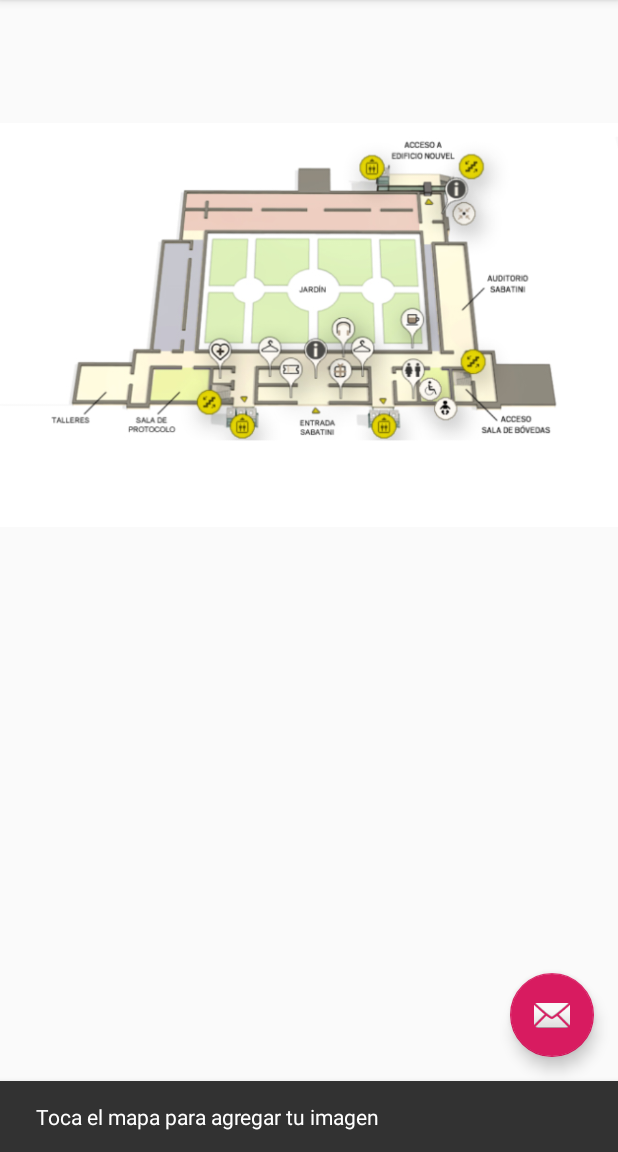
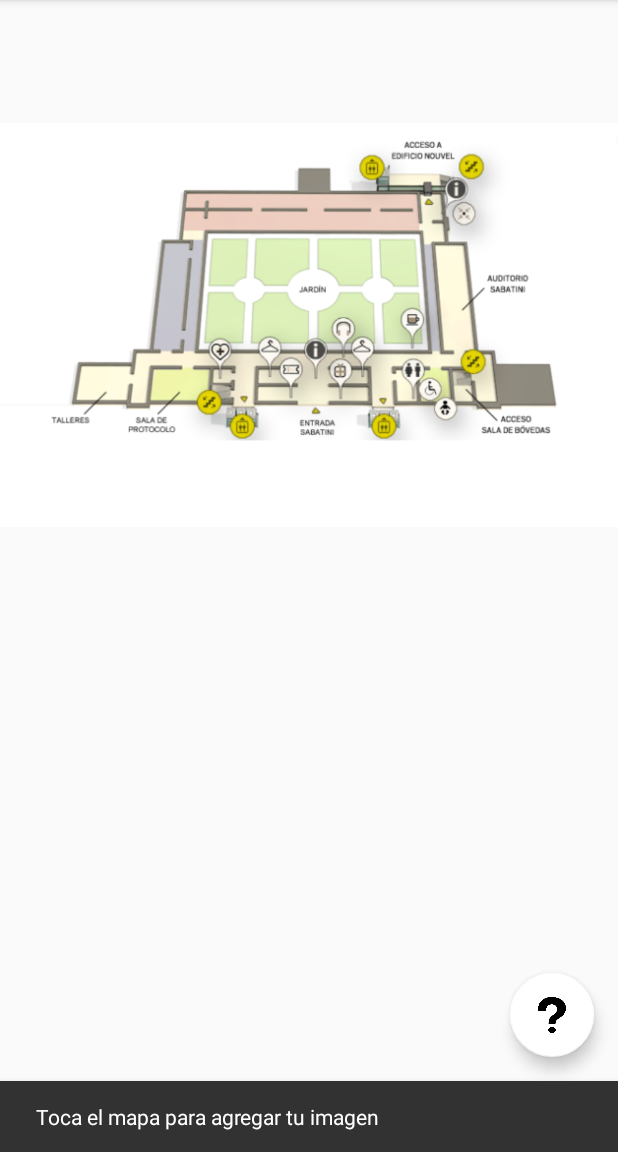
Before and after one commit to merypanchi/lindalocaviejabruja, an Android app: the screen it shows after launch (MainActivity), after a tap on an icon or button, on a phone screen of 412 x 824 dp, the part 84-1236 px from its top. Run offline under Robolectric (Android 15) with nearby library versions, the light colour scheme and no system bars.

Commit message:
añadir evaluacion

```diff
--- a/app/src/main/java/com/example/lindalocaviejabruja/MainActivity.java
+++ b/app/src/main/java/com/example/lindalocaviejabruja/MainActivity.java
@@ -1,5 +1,6 @@
 package com.example.lindalocaviejabruja;
 
+import android.annotation.SuppressLint;
 import android.content.Intent;
 import android.graphics.Bitmap;
 import android.os.Bundle;
@@ -38,6 +39,30 @@ public class MainActivity extends AppCompatActivity {
             public void onClick(View view) {
                 Snackbar.make(view, "Toca el mapa para agregar tu imagen", Snackbar.LENGTH_LONG)
                         .setAction("Action", null).show();
+            }
+        });
+        FloatingActionButton feliz = findViewById(R.id.floatingActionButton);
+        feliz.setOnClickListener(new View.OnClickListener() {
+            @Override
+            public void onClick(View view) {
+                finish();
+                System.exit(0);
+            }
+        });
+        FloatingActionButton neutral = findViewById(R.id.floatingActionButton2);
+        neutral.setOnClickListener(new View.OnClickListener() {
+            @Override
+            public void onClick(View view) {
+                finish();
+                System.exit(0);
+            }
+        });
+        FloatingActionButton triste = findViewById(R.id.floatingActionButton3);
+        triste.setOnClickListener(new View.OnClickListener() {
+            @Override
+            public void onClick(View view) {
+                finish();
+                System.exit(0);
             }
         });
         ImageView mapa=findViewById(R.id.imageView);
@@ -93,4 +118,15 @@ public class MainActivity extends AppCompatActivity {
 
         return super.onOptionsItemSelected(item);
     }
+
+    @SuppressLint("RestrictedApi")
+    @Override
+    public void onBackPressed() {
+        FloatingActionButton feliz = findViewById(R.id.floatingActionButton);
+        feliz.setVisibility(View.VISIBLE);
+        FloatingActionButton neutral = findViewById(R.id.floatingActionButton2);
+        neutral.setVisibility(View.VISIBLE);
+        FloatingActionButton triste = findViewById(R.id.floatingActionButton3);
+        triste.setVisibility(View.VISIBLE);
+    }
 }
--- a/app/src/main/res/layout/activity_main.xml
+++ b/app/src/main/res/layout/activity_main.xml
@@ -28,6 +28,42 @@
         android:layout_height="wrap_content"
         android:layout_gravity="bottom|end"
         android:layout_margin="@dimen/fab_margin"
-        app:srcCompat="@android:drawable/ic_dialog_email" />
+        app:backgroundTint="#FFFFFF"
+        app:srcCompat="@drawable/iconointerrogacion" />
 
+    <com.google.android.material.floatingactionbutton.FloatingActionButton
+        android:id="@+id/floatingActionButton"
+        android:layout_width="wrap_content"
+        android:layout_height="wrap_content"
+        android:layout_gravity="bottom"
+        android:layout_marginLeft="86dp"
+        android:layout_marginBottom="16dp"
+        android:clickable="true"
+        android:visibility="gone"
+        app:backgroundTint="#4CAF50"
+        app:srcCompat="@drawable/emojifeliz" />
+
+    <com.google.android.material.floatingactionbutton.FloatingActionButton
+        android:id="@+id/floatingActionButton2"
+        android:layout_width="wrap_content"
+        android:layout_height="wrap_content"
+        android:layout_gravity="bottom"
+        android:layout_marginLeft="150dp"
+        android:layout_marginBottom="16dp"
+        android:clickable="true"
+        android:visibility="gone"
+        app:backgroundTint="#FF9800"
+        app:srcCompat="@drawable/emojineutral" />
+
+    <com.google.android.material.floatingactionbutton.FloatingActionButton
+        android:id="@+id/floatingActionButton3"
+        android:layout_width="wrap_content"
+        android:layout_height="wrap_content"
+        android:layout_gravity="bottom"
+        android:layout_marginLeft="214dp"
+        android:layout_marginBottom="16dp"
+        android:clickable="true"
+        android:visibility="gone"
+        app:backgroundTint="#F44336"
+        app:srcCompat="@drawable/emojitriste" />
 </androidx.coordinatorlayout.widget.CoordinatorLayout>
```
Also changed, not shown: app/src/main/res/drawable/emojifeliz.png (added), app/src/main/res/drawable/emojineutral.png (added), app/src/main/res/drawable/emojitriste.png (added), app/src/main/res/drawable/iconointerrogacion.png (added).
